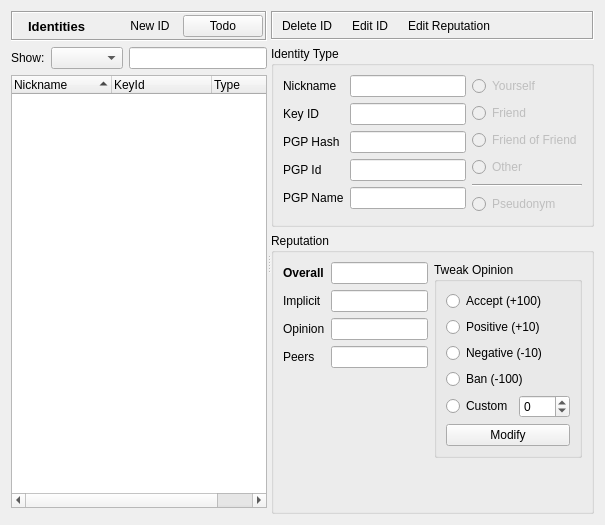
RetroShare/RetroShare, file retroshare-gui/src/gui/Identity/IdDialog.ui: the form before one commit.
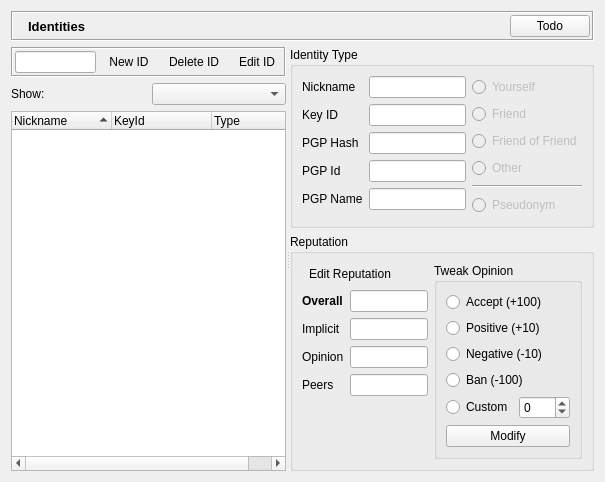
The form after the commit. Icons and pictures are not drawn. Custom widgets are drawn as their Qt base class.

Commit message: Improving the Identity design layout.

The edit to the form file:
```diff
--- a/retroshare-gui/src/gui/Identity/IdDialog.ui
+++ b/retroshare-gui/src/gui/Identity/IdDialog.ui
@@ -7,7 +7,7 @@
     <x>0</x>
     <y>0</y>
     <width>605</width>
-    <height>525</height>
+    <height>442</height>
    </rect>
   </property>
   <property name="sizePolicy">
@@ -21,17 +21,13 @@
   </property>
   <layout class="QGridLayout" name="gridLayout_2">
    <item row="0" column="0">
-    <widget class="QSplitter" name="splitter">
-     <property name="orientation">
-      <enum>Qt::Horizontal</enum>
-     </property>
-     <widget class="QWidget" name="layoutWidget">
-      <layout class="QVBoxLayout" name="leftLayout">
-       <property name="bottomMargin">
-        <number>6</number>
-       </property>
-       <item>
         <widget class="QFrame" name="titleBarFrame">
+     <property name="sizePolicy">
+      <sizepolicy hsizetype="Preferred" vsizetype="Maximum">
+       <horstretch>0</horstretch>
+       <verstretch>0</verstretch>
+      </sizepolicy>
+     </property>
          <property name="frameShape">
           <enum>QFrame::Box</enum>
          </property>
@@ -104,6 +100,38 @@
            </spacer>
           </item>
           <item>
+       <widget class="QPushButton" name="todoPushButton">
+        <property name="text">
+         <string>Todo</string>
+        </property>
+       </widget>
+      </item>
+     </layout>
+    </widget>
+   </item>
+   <item row="1" column="0">
+    <widget class="QSplitter" name="splitter">
+     <property name="orientation">
+      <enum>Qt::Horizontal</enum>
+     </property>
+     <widget class="QWidget" name="layoutWidget">
+      <layout class="QVBoxLayout" name="verticalLayout_5">
+       <item>
+        <widget class="QFrame" name="toolBarFrame">
+         <property name="frameShape">
+          <enum>QFrame::Box</enum>
+         </property>
+         <property name="frameShadow">
+          <enum>QFrame::Sunken</enum>
+         </property>
+         <layout class="QHBoxLayout" name="horizontalLayout_2">
+          <property name="margin">
+           <number>2</number>
+          </property>
+          <item>
+           <widget class="LineEditClear" name="filterLineEdit"/>
+          </item>
+          <item>
            <widget class="QToolButton" name="toolButton_NewId">
             <property name="sizePolicy">
              <sizepolicy hsizetype="Minimum" vsizetype="Preferred">
@@ -136,9 +164,54 @@
            </widget>
           </item>
           <item>
-           <widget class="QPushButton" name="todoPushButton">
+           <widget class="QToolButton" name="toolButton_Delete">
+            <property name="focusPolicy">
+             <enum>Qt::NoFocus</enum>
+            </property>
+            <property name="toolTip">
+             <string>Delete Identity</string>
+            </property>
             <property name="text">
-             <string>Todo</string>
+             <string>Delete ID</string>
+            </property>
+            <property name="icon">
+             <iconset resource="../images.qrc">
+              <normaloff>:/images/identity/identity_delete_32.png</normaloff>:/images/identity/identity_delete_32.png</iconset>
+            </property>
+            <property name="iconSize">
+             <size>
+              <width>24</width>
+              <height>24</height>
+             </size>
+            </property>
+            <property name="autoRaise">
+             <bool>true</bool>
+            </property>
+           </widget>
+          </item>
+          <item>
+           <widget class="QToolButton" name="toolButton_EditId">
+            <property name="focusPolicy">
+             <enum>Qt::NoFocus</enum>
+            </property>
+            <property name="toolTip">
+             <string>Edit Identity</string>
+            </property>
+            <property name="text">
+             <string>Edit ID</string>
+            </property>
+            <property name="icon">
+             <iconset resource="../images.qrc">
+              <normaloff>:/images/identity/identity_edit_32.png</normaloff>:/images/identity/identity_edit_32.png</iconset>
+            </property>
+            <property name="iconSize">
+             <size>
+              <width>24</width>
+              <height>24</height>
+             </size>
+            </property>
+            <property name="autoRaise">
+             <bool>true</bool>
             </property>
            </widget>
           </item>
@@ -157,9 +230,6 @@
          <item>
           <widget class="QComboBox" name="filterComboBox"/>
          </item>
-         <item>
-          <widget class="LineEditClear" name="filterLineEdit"/>
-         </item>
         </layout>
        </item>
        <item>
@@ -192,123 +262,8 @@
        </item>
       </layout>
      </widget>
-     <widget class="QWidget" name="layoutWidget1">
-      <layout class="QVBoxLayout" name="rightLayout">
-       <item>
-        <widget class="QFrame" name="toolBarFrame">
-         <property name="frameShape">
-          <enum>QFrame::Box</enum>
-         </property>
-         <property name="frameShadow">
-          <enum>QFrame::Sunken</enum>
-         </property>
-         <layout class="QHBoxLayout" name="horizontalLayout_2">
-          <property name="leftMargin">
-           <number>2</number>
-          </property>
-          <property name="topMargin">
-           <number>2</number>
-          </property>
-          <property name="rightMargin">
-           <number>2</number>
-          </property>
-          <property name="bottomMargin">
-           <number>2</number>
-          </property>
-          <item>
-           <widget class="QToolButton" name="toolButton_Delete">
-            <property name="focusPolicy">
-             <enum>Qt::NoFocus</enum>
-            </property>
-            <property name="toolTip">
-             <string>Delete Identity</string>
-            </property>
-            <property name="text">
-             <string>Delete ID</string>
-            </property>
-            <property name="icon">
-             <iconset resource="../images.qrc">
-              <normaloff>:/images/identity/identity_delete_32.png</normaloff>:/images/identity/identity_delete_32.png</iconset>
-            </property>
-            <property name="iconSize">
-             <size>
-              <width>24</width>
-              <height>24</height>
-             </size>
-            </property>
-            <property name="autoRaise">
-             <bool>true</bool>
-            </property>
-           </widget>
-          </item>
-          <item>
-           <widget class="QToolButton" name="toolButton_EditId">
-            <property name="focusPolicy">
-             <enum>Qt::NoFocus</enum>
-            </property>
-            <property name="toolTip">
-             <string>Edit Identity</string>
-            </property>
-            <property name="text">
-             <string>Edit ID</string>
-            </property>
-            <property name="icon">
-             <iconset resource="../images.qrc">
-              <normaloff>:/images/identity/identity_edit_32.png</normaloff>:/images/identity/identity_edit_32.png</iconset>
-            </property>
-            <property name="iconSize">
-             <size>
-              <width>24</width>
-              <height>24</height>
-             </size>
-            </property>
-            <property name="autoRaise">
-             <bool>true</bool>
-            </property>
-           </widget>
-          </item>
-          <item>
-           <widget class="QToolButton" name="toolButton_Reputation">
-            <property name="focusPolicy">
-             <enum>Qt::NoFocus</enum>
-            </property>
-            <property name="text">
-             <string>Edit Reputation</string>
-            </property>
-            <property name="icon">
-             <iconset resource="../images.qrc">
-              <normaloff>:/images/edit_24.png</normaloff>:/images/edit_24.png</iconset>
-            </property>
-            <property name="iconSize">
-             <size>
-              <width>24</width>
-              <height>24</height>
-             </size>
-            </property>
-            <property name="toolButtonStyle">
-             <enum>Qt::ToolButtonTextBesideIcon</enum>
-            </property>
-            <property name="autoRaise">
-             <bool>true</bool>
-            </property>
-           </widget>
-          </item>
-          <item>
-           <spacer name="toolBarSpacer">
-            <property name="orientation">
-             <enum>Qt::Horizontal</enum>
-            </property>
-            <property name="sizeHint" stdset="0">
-             <size>
-              <width>40</width>
-              <height>20</height>
-             </size>
-            </property>
-           </spacer>
-          </item>
-         </layout>
-        </widget>
-       </item>
+     <widget class="QWidget" name="layoutWidget">
+      <layout class="QVBoxLayout" name="verticalLayout_6">
        <item>
         <widget class="QGroupBox" name="detailsGroupBox">
          <property name="title">
@@ -493,6 +448,32 @@
          <layout class="QHBoxLayout" name="horizontalLayout_5">
           <item>
            <layout class="QVBoxLayout" name="verticalLayout_2">
+            <item>
+             <widget class="QToolButton" name="toolButton_Reputation">
+              <property name="focusPolicy">
+               <enum>Qt::NoFocus</enum>
+              </property>
+              <property name="text">
+               <string>Edit Reputation</string>
+              </property>
+              <property name="icon">
+               <iconset resource="../images.qrc">
+                <normaloff>:/images/edit_24.png</normaloff>:/images/edit_24.png</iconset>
+              </property>
+              <property name="iconSize">
+               <size>
+                <width>24</width>
+                <height>24</height>
+               </size>
+              </property>
+              <property name="toolButtonStyle">
+               <enum>Qt::ToolButtonTextBesideIcon</enum>
+              </property>
+              <property name="autoRaise">
+               <bool>true</bool>
+              </property>
+             </widget>
+            </item>
             <item>
              <layout class="QFormLayout" name="formLayout">
               <item row="0" column="0">
```
Left out of the diff: 14 changed lines with no effect on the pictures. Lines whose indentation alone changed are shown as unchanged.
